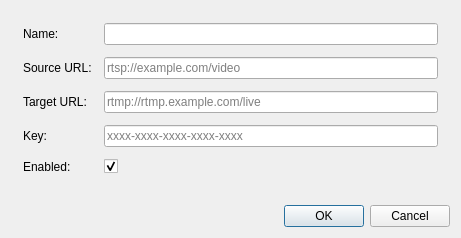
Qt form gui/StreamerEditDialog.ui (WebRTSP/RTMPVideoStreamer) before a commit.
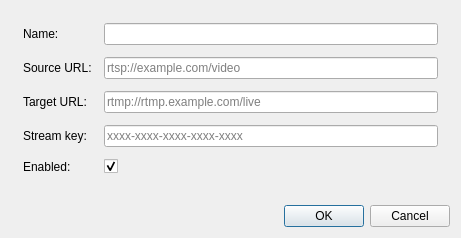
The same form after that commit.

Commit message: StreamerEditDialog: "Key" -> "Stream key"

The edit to the form file:
```diff
--- a/gui/StreamerEditDialog.ui
+++ b/gui/StreamerEditDialog.ui
@@ -85,7 +85,7 @@
      <item row="3" column="0">
       <widget class="QLabel" name="keyLabel">
        <property name="text">
-        <string>Key:</string>
+        <string>Stream key:</string>
        </property>
        <property name="buddy">
         <cstring>keyEdit</cstring>
```
